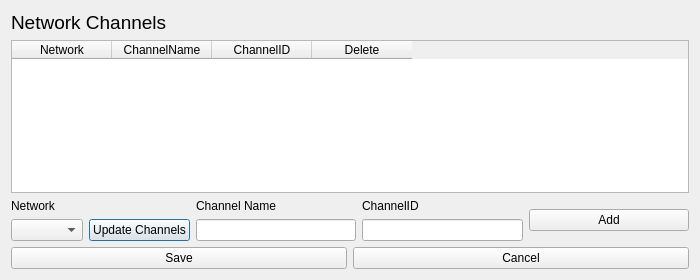
Above: networkchannels.ui from Osirisa/SupportApp_wGit before the change. Below: the same form after it.
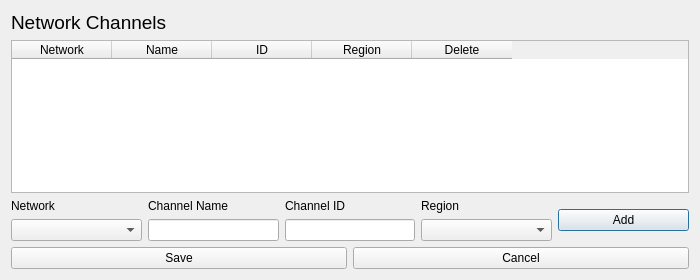
That is the form after the change.

What changed in the file:
```diff
--- a/networkchannels.ui
+++ b/networkchannels.ui
@@ -41,12 +41,17 @@
      </column>
      <column>
       <property name="text">
-       <string>ChannelName</string>
+       <string>Name</string>
       </property>
      </column>
      <column>
       <property name="text">
-       <string>ChannelID</string>
+       <string>ID</string>
+      </property>
+     </column>
+     <column>
+      <property name="text">
+       <string>Region</string>
       </property>
      </column>
      <column>
@@ -72,13 +77,6 @@
          <item>
           <widget class="QComboBox" name="CB_NWC_Network"/>
          </item>
-         <item>
-          <widget class="QPushButton" name="pushButton">
-           <property name="text">
-            <string>Update Channels</string>
-           </property>
-          </widget>
-         </item>
         </layout>
        </item>
       </layout>
@@ -109,7 +107,7 @@
        <item>
         <widget class="QLabel" name="L_NWC_ChannelID">
          <property name="text">
-          <string>ChannelID</string>
+          <string>Channel ID</string>
          </property>
         </widget>
        </item>
@@ -125,6 +123,20 @@
        </item>
       </layout>
      </item>
+     <item>
+      <layout class="QVBoxLayout" name="verticalLayout_2">
+       <item>
+        <widget class="QLabel" name="L_NWC_regions">
+         <property name="text">
+          <string>Region</string>
+         </property>
+        </widget>
+       </item>
+       <item>
+        <widget class="QComboBox" name="CB_NWC_regions"/>
+       </item>
+      </layout>
+     </item>
      <item>
       <widget class="QPushButton" name="PB_NWC_Add">
        <property name="text">
```
